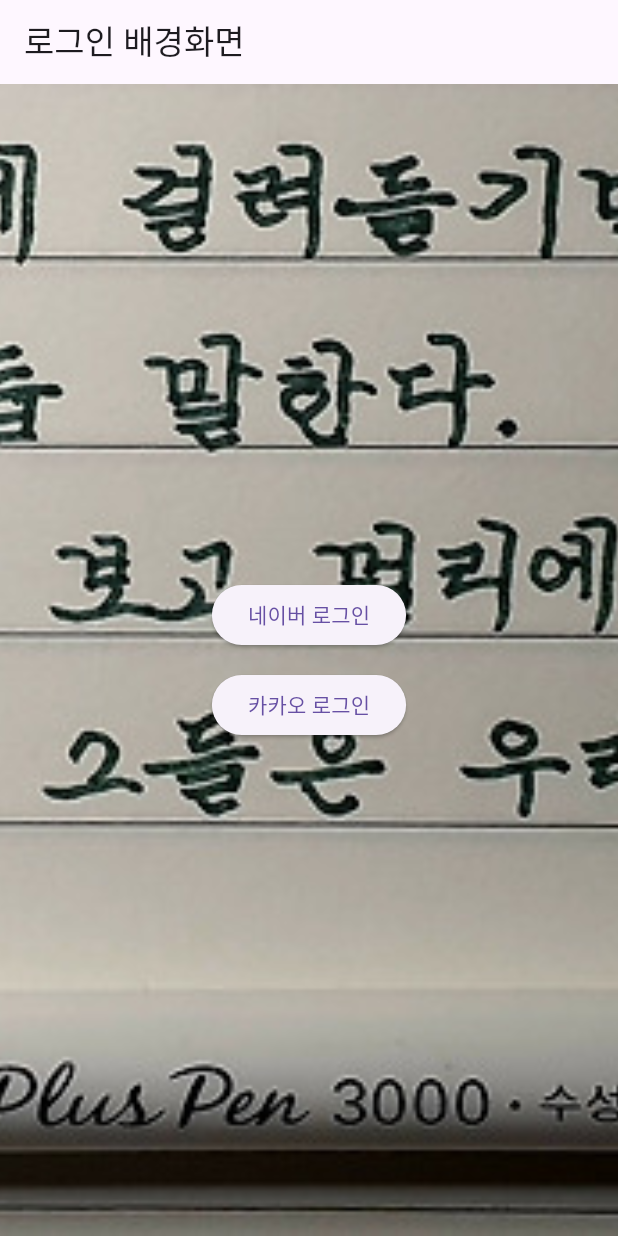
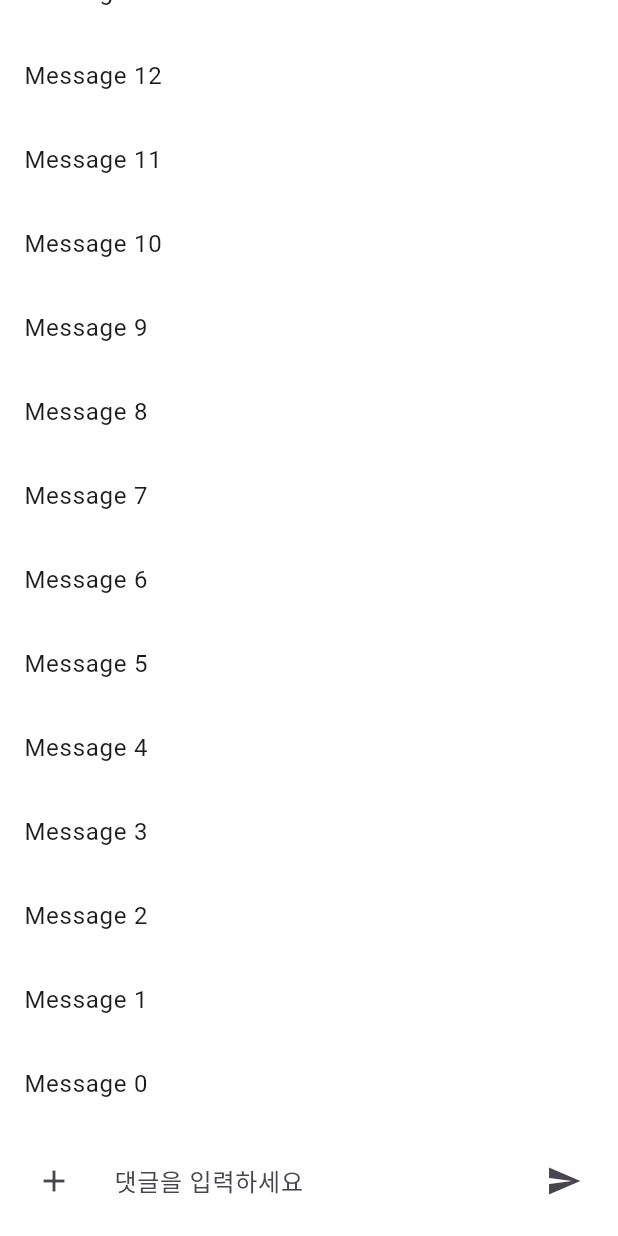
Before and after one commit to niw5924/flutter-playground, a Flutter app: the screen it shows after launch, on a phone screen of 412 x 824 dp. Run offline on Flutter 3.47's test engine with Material 3 defaults, Android fonts, the light colour scheme and no system bars; drawn by our look-alikes of sliding_up_panel; our stand-ins replace flutter_local_notifications, flutter_riverpod, go_router, image_picker, qr_flutter; missing offline and left inert: airbridge_flutter_sdk, flutter_web_auth_2, google_mlkit_face_detection, google_mlkit_text_recognition.

Commit message:
feat: 댓글창 UI 구현

```diff
--- /dev/null
+++ b/lib/comment_panel/comment_panel_screen.dart
@@ -0,0 +1,71 @@
+import 'package:flutter/material.dart';
+import 'package:sliding_up_panel/sliding_up_panel.dart';
+import 'widgets/chat_input_bar.dart';
+import 'widgets/media_grid_panel.dart';
+
+class CommentPanelScreen extends StatefulWidget {
+  const CommentPanelScreen({super.key});
+
+  @override
+  State<CommentPanelScreen> createState() => _CommentPanelScreenState();
+}
+
+class _CommentPanelScreenState extends State<CommentPanelScreen> {
+  final PanelController _panelCtrl = PanelController();
+
+  @override
+  Widget build(BuildContext context) {
+    final mq = MediaQuery.of(context);
+    final maxH = mq.size.height * 0.8;
+
+    return Scaffold(
+      backgroundColor: Colors.white,
+      body: SlidingUpPanel(
+        controller: _panelCtrl,
+        minHeight: 0,
+        maxHeight: maxH,
+        backdropEnabled: true,
+        panelSnapping: true,
+        borderRadius: const BorderRadius.vertical(top: Radius.circular(16)),
+        body: Column(
+          children: [
+            Expanded(
+              child: ListView.builder(
+                reverse: true,
+                padding: EdgeInsets.only(top: mq.padding.top + 8),
+                itemCount: 40,
+                itemBuilder: (_, i) => ListTile(title: Text('Message $i')),
+              ),
+            ),
+            ChatInputBar(
+              onPlus: () {
+                if (_panelCtrl.isPanelOpen) {
+                  _panelCtrl.close();
+                } else {
+                  _panelCtrl.open();
+                }
+              },
+              onSend: (text) {
+                // TODO: 메시지 전송 로직
+              },
+            ),
+          ],
+        ),
+        panelBuilder: (sc) {
+          final kb = MediaQuery.of(context).viewInsets.bottom;
+          return Padding(
+            padding: EdgeInsets.only(bottom: kb),
+            child: MediaGridPanel(
+              scrollController: sc,
+              onCancel: () => _panelCtrl.close(),
+              onSubmit: (picked) {
+                // TODO: 선택 미디어 attach
+                _panelCtrl.close();
+              },
+            ),
+          );
+        },
+      ),
+    );
+  }
+}
--- /dev/null
+++ b/lib/comment_panel/widgets/chat_input_bar.dart
@@ -0,0 +1,46 @@
+import 'package:flutter/material.dart';
+
+class ChatInputBar extends StatefulWidget {
+  const ChatInputBar({super.key, required this.onPlus, required this.onSend});
+
+  final VoidCallback onPlus;
+  final void Function(String text) onSend;
+
+  @override
+  State<ChatInputBar> createState() => _ChatInputBarState();
+}
+
+class _ChatInputBarState extends State<ChatInputBar> {
+  final _c = TextEditingController();
+
+  @override
+  Widget build(BuildContext context) {
+    return SafeArea(
+      top: false,
+      child: Container(
+        color: Colors.white,
+        padding: const EdgeInsets.symmetric(horizontal: 12, vertical: 8),
+        child: Row(
+          children: [
+            IconButton(icon: const Icon(Icons.add), onPressed: widget.onPlus),
+            Expanded(
+              child: TextField(
+                controller: _c,
+                decoration: const InputDecoration(
+                  hintText: '댓글을 입력하세요',
+                  border: OutlineInputBorder(borderSide: BorderSide.none),
+                ),
+                minLines: 1,
+                maxLines: 4,
+              ),
+            ),
+            IconButton(
+              icon: const Icon(Icons.send),
+              onPressed: () => widget.onSend(_c.text),
+            ),
+          ],
+        ),
+      ),
+    );
+  }
+}
--- a/lib/go_router.dart
+++ b/lib/go_router.dart
@@ -2,12 +2,13 @@ import 'package:go_router/go_router.dart';
 
 import 'airbridge_qr/airbridge_qr_screen.dart';
 import 'airbridge_qr/code_screen.dart';
+import 'comment_panel/comment_panel_screen.dart';
 import 'login_background/login_background_screen.dart';
 import 'popup_sequence/screen_a.dart';
 import 'popup_sequence/screen_b.dart';
 
 final goRouter = GoRouter(
-  initialLocation: '/login_background',
+  initialLocation: '/comment_panel',
   routes: [
     GoRoute(
       path: '/airbridge_qr',
@@ -27,5 +28,9 @@ final goRouter = GoRouter(
       path: '/login_background',
       builder: (context, state) => const LoginBackground(),
     ),
+    GoRoute(
+      path: '/comment_panel',
+      builder: (context, state) => const CommentPanelScreen(),
+    ),
   ],
 );
--- a/pubspec.yaml
+++ b/pubspec.yaml
@@ -40,6 +40,7 @@ dependencies:
   airbridge_flutter_sdk: ^4.7.0
   qr_flutter: ^4.1.0
   go_router: ^16.2.0
+  sliding_up_panel: ^2.0.0+1
 
   # The following adds the Cupertino Icons font to your application.
   # Use with the CupertinoIcons class for iOS style icons.
```
Also changed, not shown: lib/comment_panel/widgets/media_grid_panel.dart (added, +73 -0 lines), pubspec.lock.
